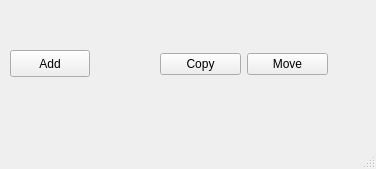
This is ui/window.ui in damian-u-dev/FileBasket as Qt 5 draws it before an edit. The edited form follows.
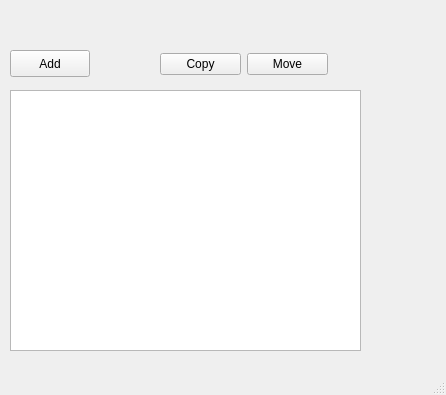
This is the edited form.

Commit message: FileListModel was connected and set up in window's constructor

Patch:
```diff
--- a/ui/window.ui
+++ b/ui/window.ui
@@ -6,8 +6,8 @@
    <rect>
     <x>0</x>
     <y>0</y>
-    <width>376</width>
-    <height>169</height>
+    <width>446</width>
+    <height>395</height>
    </rect>
   </property>
   <property name="windowTitle">
@@ -27,7 +27,7 @@
      <string>Add</string>
     </property>
    </widget>
-   <widget class="QWidget" name="">
+   <widget class="QWidget" name="layoutWidget">
     <property name="geometry">
      <rect>
       <x>160</x>
@@ -53,6 +53,16 @@
      </item>
     </layout>
    </widget>
+   <widget class="QListView" name="listView">
+    <property name="geometry">
+     <rect>
+      <x>10</x>
+      <y>90</y>
+      <width>351</width>
+      <height>261</height>
+     </rect>
+    </property>
+   </widget>
   </widget>
   <widget class="QMenuBar" name="menubar">
    <property name="geometry">
```
Left out of the diff: 2 changed lines with no effect on the pictures. The commit also changes 1 other file.
